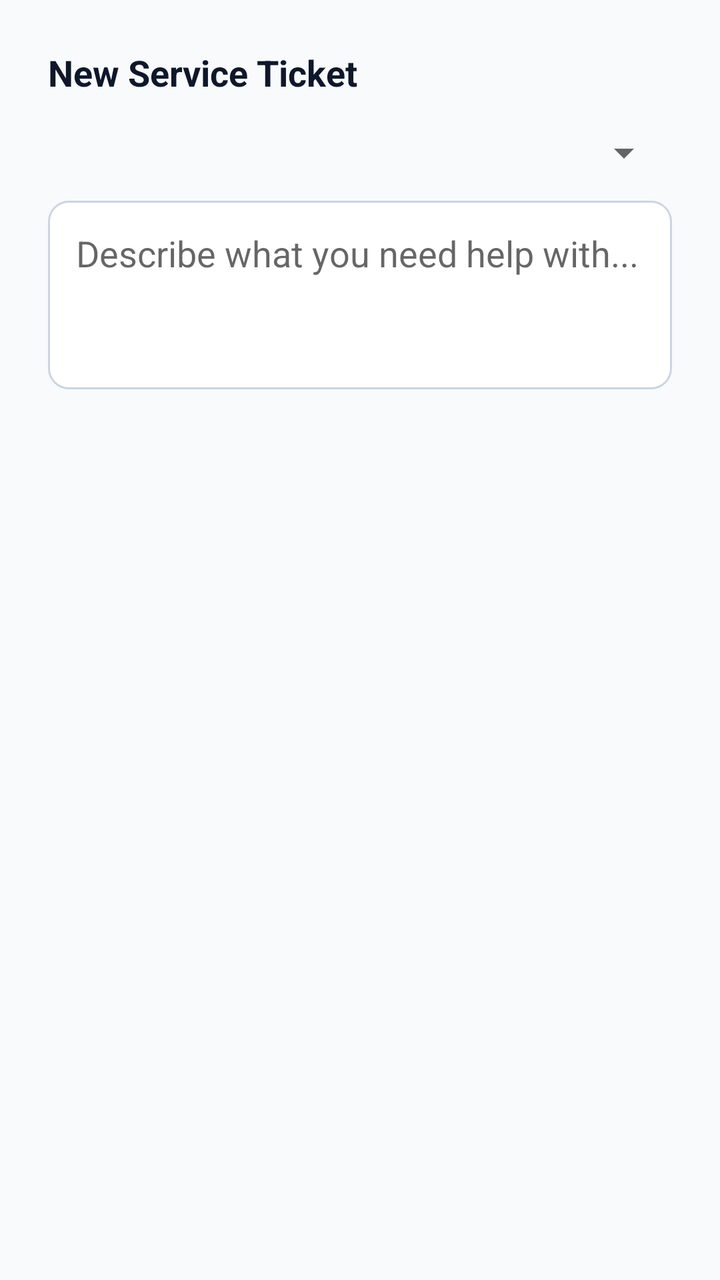
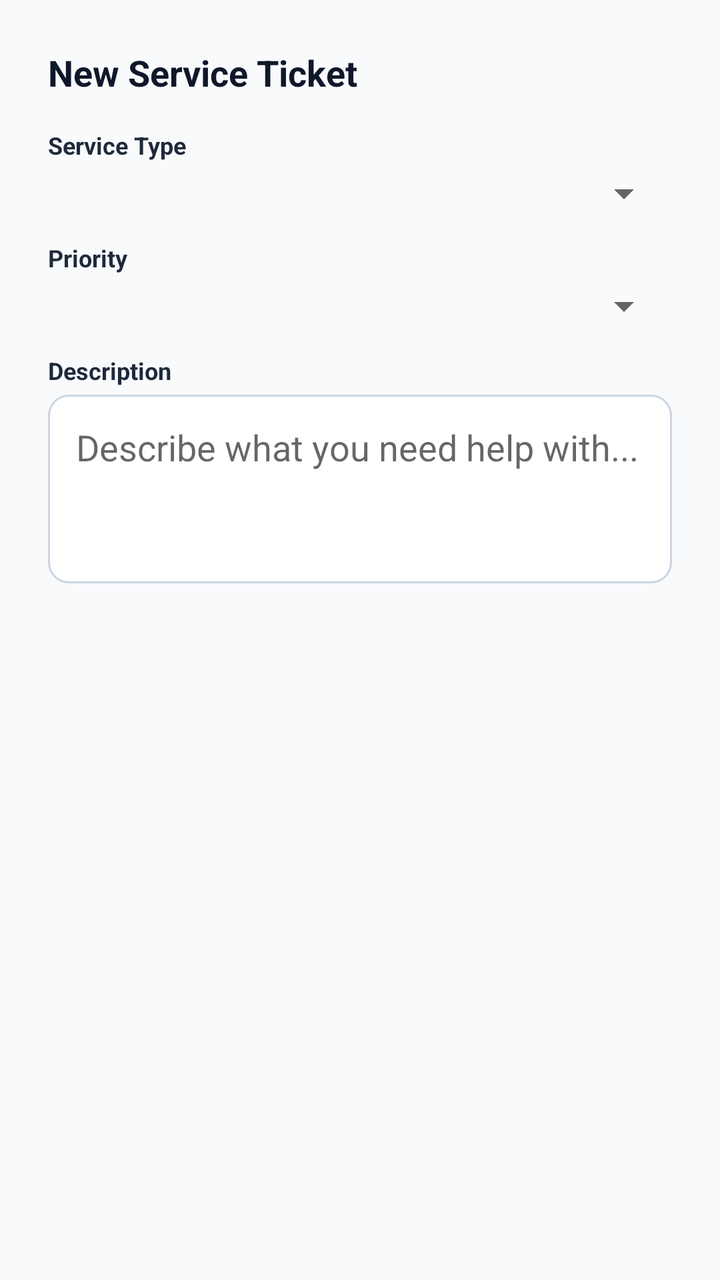

An Android layout rendered at two revisions. The XML below is the earlier revision; the diff shows what the commit changed to produce the second picture.
<!-- AndroidManifest.xml: application theme Theme.ApexLedger -->
<!-- res/layout/dialog_new_ticket.xml -->
<?xml version="1.0" encoding="utf-8"?>
<LinearLayout xmlns:android="http://schemas.android.com/apk/res/android"
    android:layout_width="match_parent"
    android:layout_height="wrap_content"
    android:orientation="vertical"
    android:padding="24dp">

    <TextView
        android:layout_width="wrap_content"
        android:layout_height="wrap_content"
        android:text="New Service Ticket"
        android:textColor="@color/navy"
        android:textStyle="bold"
        android:textSize="18sp"
        android:layout_marginBottom="16dp" />

    <Spinner
        android:id="@+id/spinnerServiceType"
        android:layout_width="match_parent"
        android:layout_height="wrap_content"
        android:layout_marginBottom="12dp" />

    <EditText
        android:id="@+id/etDescription"
        android:layout_width="match_parent"
        android:layout_height="wrap_content"
        android:hint="Describe what you need help with..."
        android:background="@drawable/bg_input_field"
        android:padding="14dp"
        android:minLines="3"
        android:gravity="top"
        android:inputType="textMultiLine" />

</LinearLayout>
<!-- resources referenced by this layout -->
<resources>
  <color name="navy">#0F172A</color>
  <!-- drawable bg_input_field (drawable) -->
  <?xml version="1.0" encoding="utf-8"?>
  <shape xmlns:android="http://schemas.android.com/apk/res/android"
      android:shape="rectangle">
      <corners android:radius="10dp" />
      <solid android:color="@color/white" />
      <stroke android:width="1dp" android:color="@color/gray_300" />
  </shape>
  <style name="Theme.ApexLedger" parent="Theme.MaterialComponents.DayNight.NoActionBar">
          <item name="colorPrimary">@color/primary</item>
          <item name="colorPrimaryDark">@color/primary_dark</item>
          <item name="colorAccent">@color/success</item>
          <item name="android:windowBackground">@color/background</item>
          <item name="android:statusBarColor">@color/navy</item>
          <item name="android:navigationBarColor">@color/white</item>
      </style>
  <color name="white">#FFFFFF</color>
  <color name="gray_300">#CBD5E1</color>
  <color name="primary">#2563EB</color>
  <color name="primary_dark">#1D4ED8</color>
  <color name="success">#16A34A</color>
  <color name="background">@color/gray_50</color>
  <color name="gray_50">#F8FAFC</color>
</resources>

<!-- the commit's change to res/layout/dialog_new_ticket.xml (unified diff, before → after) -->
@@ -14,11 +14,43 @@
         android:textSize="18sp"
         android:layout_marginBottom="16dp" />
 
+    <TextView
+        android:layout_width="wrap_content"
+        android:layout_height="wrap_content"
+        android:text="Service Type"
+        android:textColor="@color/navy_700"
+        android:textStyle="bold"
+        android:textSize="12sp" />
+
     <Spinner
         android:id="@+id/spinnerServiceType"
         android:layout_width="match_parent"
         android:layout_height="wrap_content"
+        android:layout_marginTop="4dp"
         android:layout_marginBottom="12dp" />
+
+    <TextView
+        android:layout_width="wrap_content"
+        android:layout_height="wrap_content"
+        android:text="Priority"
+        android:textColor="@color/navy_700"
+        android:textStyle="bold"
+        android:textSize="12sp" />
+
+    <Spinner
+        android:id="@+id/spinnerPriority"
+        android:layout_width="match_parent"
+        android:layout_height="wrap_content"
+        android:layout_marginTop="4dp"
+        android:layout_marginBottom="12dp" />
+
+    <TextView
+        android:layout_width="wrap_content"
+        android:layout_height="wrap_content"
+        android:text="Description"
+        android:textColor="@color/navy_700"
+        android:textStyle="bold"
+        android:textSize="12sp" />
 
     <EditText
         android:id="@+id/etDescription"
@@ -29,6 +61,7 @@
         android:padding="14dp"
         android:minLines="3"
         android:gravity="top"
-        android:inputType="textMultiLine" />
+        android:inputType="textMultiLine"
+        android:layout_marginTop="4dp" />
 
 </LinearLayout>
<!-- resource entries referenced after the edit -->
@@ -1,6 +1,7 @@
 <!-- resources referenced by this layout -->
 <resources>
   <color name="navy">#0F172A</color>
+  <color name="navy_700">#1E293B</color>
   <!-- drawable bg_input_field (drawable) -->
   <?xml version="1.0" encoding="utf-8"?>
   <shape xmlns:android="http://schemas.android.com/apk/res/android"
